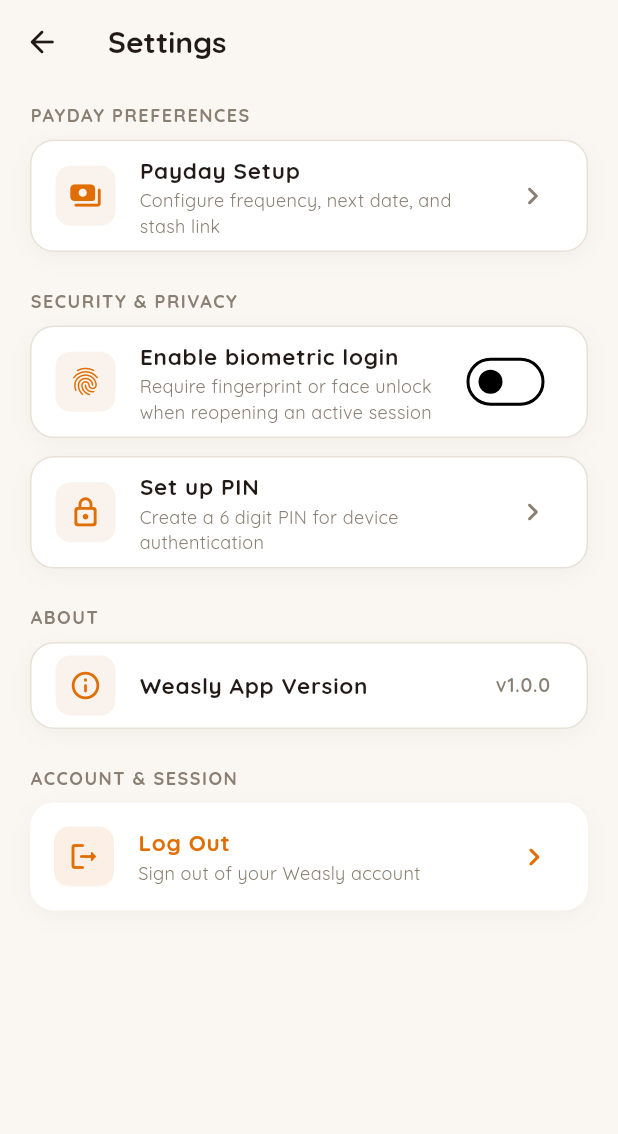
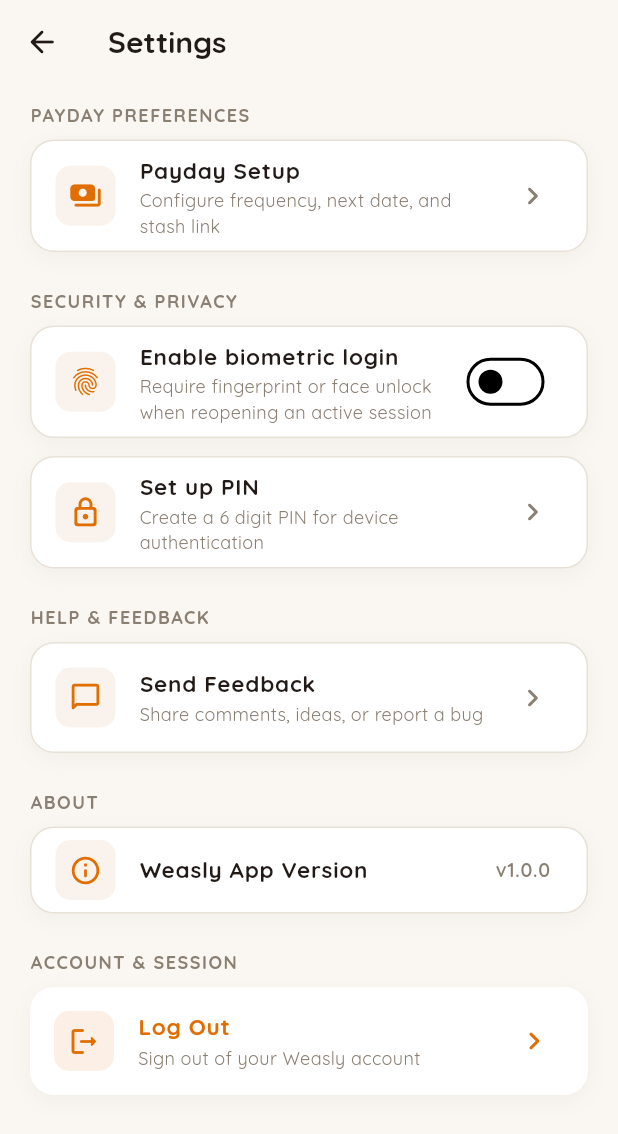
Before and after one commit to Ae-32/Weasly, a Flutter app: the screen it shows once a user with an empty profile is signed in, after a tap on the "settings" icon, on a phone screen of 412 x 824 dp. Shown: the top 1134 px of the screen. Run offline on Flutter 3.47's test engine with Material 3 defaults, Android fonts, the phone set to English and light mode, and no system bars; our stand-ins replace cloud_firestore, firebase_auth, firebase_core, fl_chart, flutter_local_notifications, flutter_riverpod and 6 more; accounts and stored records are empty.

Commit message:
Adding Feedback Features

```diff
--- a/lib/screens/dashboard/dashboard_screen.dart
+++ b/lib/screens/dashboard/dashboard_screen.dart
@@ -913,7 +913,7 @@
                           alignment: Alignment.topLeft,
                           children: <Widget>[
                             ...previousChildren,
-                            if (currentChild != null) currentChild,
+                            if (currentChild case final child?) child,
                           ],
                         );
                       },
--- a/lib/screens/settings/settings_screen.dart
+++ b/lib/screens/settings/settings_screen.dart
@@ -13,6 +13,7 @@
 import '../auth/logout_success_screen.dart';
 import '../auth/pin_setup_modal.dart';
 import 'payday_setup_modal.dart';
+import '../../widgets/send_feedback_modal.dart';
 
 
 /// Screen allowing users to manage app preferences, including biometric login, PIN setup, Payday Setup, and Account Logout.
@@ -299,6 +300,69 @@
               ),
               const SizedBox(height: 24),
 
+              // Help & Feedback Section
+              Text(
+                'HELP & FEEDBACK',
+                style: GoogleFonts.quicksand(
+                  fontSize: 12,
+                  fontWeight: FontWeight.bold,
+                  color: AppColors.textMuted,
+                  letterSpacing: 1.0,
+                ),
+              ),
+              const SizedBox(height: 8),
+
+              Container(
+                decoration: BoxDecoration(
+                  color: AppColors.bgSurface,
+                  borderRadius: BorderRadius.circular(16),
+                  border: Border.all(color: AppColors.borderDefault),
+                  boxShadow: const [
+                    BoxShadow(
+                      color: Color.fromRGBO(43, 36, 32, 0.04),
+                      blurRadius: 12,
+                      offset: Offset(0, 4),
+                    ),
+                  ],
+                ),
+                child: ListTile(
+                  leading: Container(
+                    width: 40,
+                    height: 40,
+                    decoration: BoxDecoration(
+                      color: AppColors.accentPrimaryLight.withValues(alpha: 0.3),
+                      borderRadius: BorderRadius.circular(10),
+                    ),
+                    child: const Icon(
+                      Icons.chat_bubble_outline_rounded,
+                      color: AppColors.accentPrimary,
+                      size: 22,
+                    ),
+                  ),
+                  title: Text(
+                    'Send Feedback',
+                    style: GoogleFonts.quicksand(
+                      fontSize: 15,
+                      fontWeight: FontWeight.bold,
+                      color: AppColors.textPrimary,
+                    ),
+                  ),
+                  subtitle: Text(
+                    'Share comments, ideas, or report a bug',
+                    style: GoogleFonts.quicksand(
+                      fontSize: 12,
+                      color: AppColors.textMuted,
+                    ),
+                  ),
+                  trailing: const Icon(
+                    Icons.chevron_right_rounded,
+                    color: AppColors.textMuted,
+                  ),
+                  onTap: () => SendFeedbackModal.show(context),
+                ),
+              ),
+              const SizedBox(height: 24),
+
               // About Section
               Text(
                 'ABOUT',
--- /dev/null
+++ b/lib/services/feedback_service.dart
@@ -0,0 +1,21 @@
+import 'package:cloud_firestore/cloud_firestore.dart';
+import '../models/feedback_model.dart';
+
+/// Service layer for submitting and managing user feedback entries in Firestore.
+class FeedbackService {
+  final FirebaseFirestore _firestore;
+
+  FeedbackService({FirebaseFirestore? firestore})
+      : _firestore = firestore ?? FirebaseFirestore.instance;
+
+  CollectionReference<Map<String, dynamic>> get _feedbackRef {
+    return _firestore.collection('feedback');
+  }
+
+  /// Submits a user feedback entry to Firestore under the `feedback` collection.
+  Future<void> submitFeedback(FeedbackModel feedback) async {
+    final docRef = _feedbackRef.doc();
+    final feedbackWithId = feedback.copyWith(id: docRef.id);
+    await docRef.set(feedbackWithId.toMap());
+  }
+}
```
Also changed, not shown: lib/models/feedback_model.dart (added, +115 -0 lines), lib/providers/feedback_provider.dart (added, +56 -0 lines), lib/widgets/send_feedback_modal.dart (added, +275 -0 lines), 2 other files.
